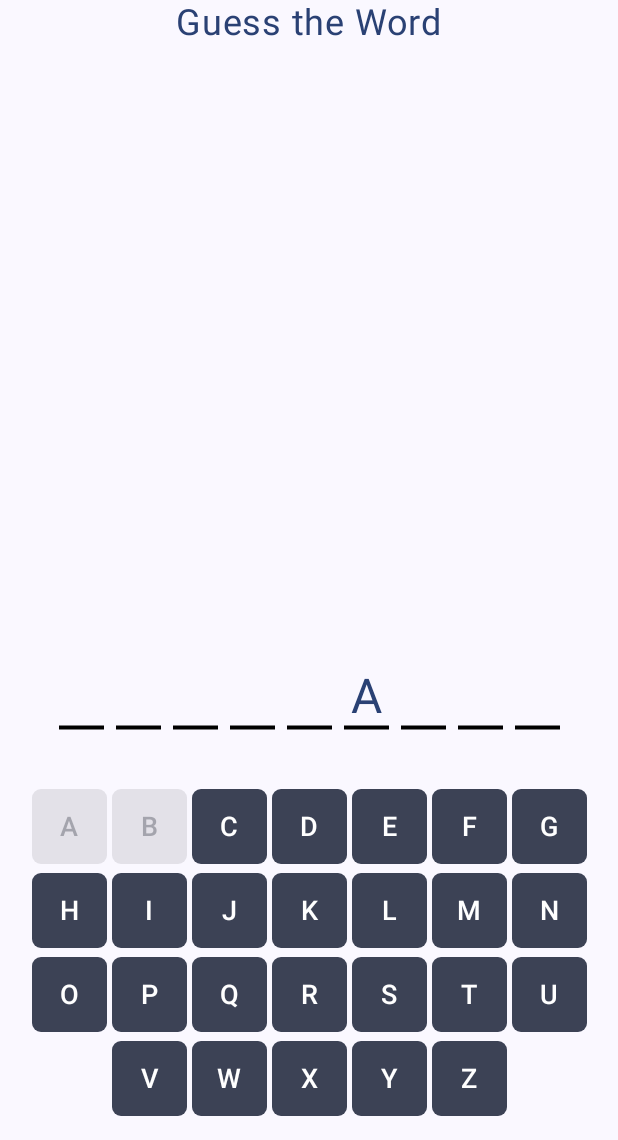
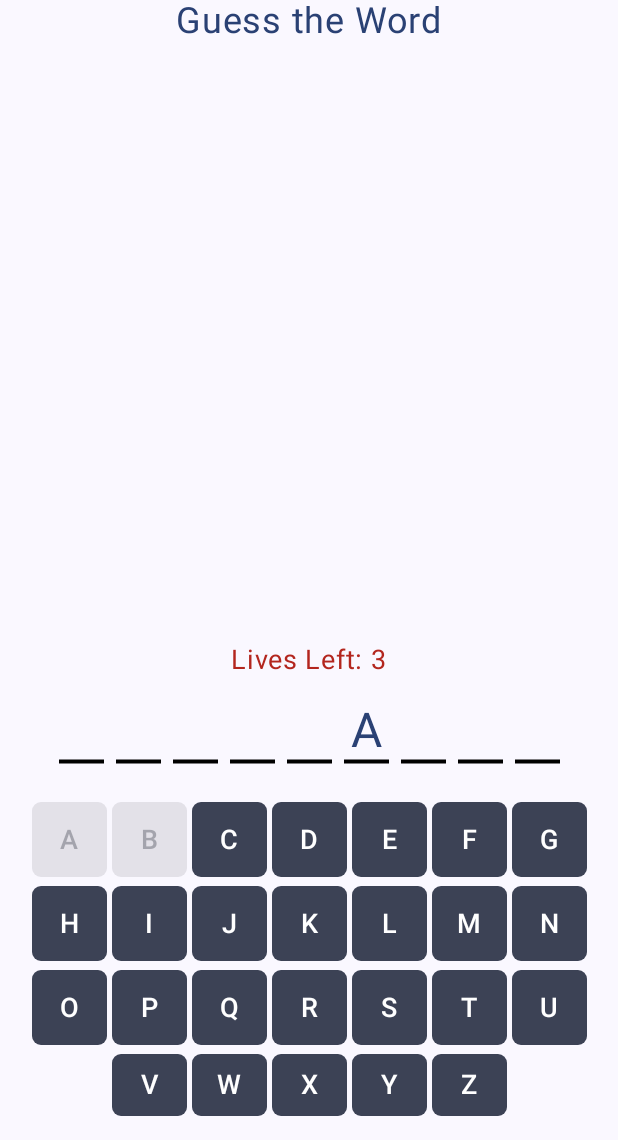
Before and after one commit to sgill33/Hangman, an Android app built with Jetpack Compose: the GameScreen screen opened through its navigation route, after a tap on an icon or button, on a phone screen of 412 x 824 dp, the part 96-1236 px from its top. Run offline under Robolectric (Android 15) with nearby library versions, the phone set to English and light mode, and no system bars; 1 other tap on this screen came first.

Commit message:
feat: added win and lose checking

```diff
--- a/app/src/main/java/com/zybooks/hangman/ui/screens/game/GameScreen.kt
+++ b/app/src/main/java/com/zybooks/hangman/ui/screens/game/GameScreen.kt
@@ -15,10 +15,13 @@ import androidx.navigation.NavController
 import androidx.navigation.compose.rememberNavController
 import com.zybooks.hangman.ui.theme.HangmanTheme
 import androidx.lifecycle.viewmodel.compose.viewModel
+import com.zybooks.hangman.Routes
 
 @OptIn(ExperimentalMaterial3Api::class)
 @Composable
 fun GameScreen(navController: NavController, viewModel: GameViewModel = viewModel()) {
+    viewModel.setupGame("medium")
+
     Scaffold(
         topBar = {
             TopAppBar(
@@ -46,14 +49,29 @@ fun GameScreen(navController: NavController, viewModel: GameViewModel = viewMode
 
             Spacer(modifier = Modifier.height(400.dp))
 
-            // TODO: Add Hangman game UI (word display, hangman figure, etc.)
-            WordDisplay("elephants", viewModel.clickedLetters)
+            Text(
+                text = "Lives Left: ${viewModel.livesLeft}",
+                fontSize = 18.sp,
+                color = MaterialTheme.colorScheme.error
+            )
+
+            WordDisplay(viewModel.guessingWord, viewModel.clickedLetters)
 
 
             Spacer(modifier = Modifier.weight(1f))
 
             // Pass ViewModel to AlphabetGrid
             AlphabetGrid(viewModel)
+
+            if (viewModel.isGameWon) {
+                navController.navigate(Routes.Results)  // Go back to start screen
+            }
+
+            // Show "Game Over" pop-up if lives are gone
+            if (viewModel.isGameLost) {
+                navController.navigate(Routes.Results) // Restart game
+            }
+
         }
     }
 }
@@ -87,7 +105,7 @@ fun AlphabetGrid(viewModel: GameViewModel) {
                             contentColor = if (isClicked) MaterialTheme.colorScheme.onSurface else MaterialTheme.colorScheme.onSecondary
                         ),
                         contentPadding = PaddingValues(0.dp),
-                        enabled = !isClicked // Disable button after it's clicked
+                        enabled = !isClicked && !viewModel.isGameLost
                     ) {
                         Box(
                             contentAlignment = Alignment.Center,
@@ -146,6 +164,8 @@ fun WordDisplay(word: String, guessedLetters: List<Char>){
     }
 }
 
+
+
 @Preview(showBackground = true)
 @Composable
 fun PreviewGameScreen() {
--- a/app/src/main/java/com/zybooks/hangman/ui/screens/game/GameViewModel.kt
+++ b/app/src/main/java/com/zybooks/hangman/ui/screens/game/GameViewModel.kt
@@ -4,14 +4,63 @@ import androidx.compose.runtime.*
 import androidx.lifecycle.ViewModel
 
 class GameViewModel : ViewModel() {
+    var guessingWord by mutableStateOf("hangman") // Default word
+        private set
+
+    var livesLeft by mutableStateOf(6) // Default number of lives
+        private set
+
     // Keep track of clicked letters
     private val _clickedLetters = mutableStateListOf<Char>()
     val clickedLetters: List<Char> get() = _clickedLetters
+
+    // Keep track of game state
+    var isGameWon by mutableStateOf(false)
+        private set
+
+    var isGameLost by mutableStateOf(false)
+        private set
 
     // Function to update clicked letters
     fun onLetterClick(letter: Char) {
         if (letter !in _clickedLetters) {
             _clickedLetters.add(letter)
+
+            // Check if the guessed letter is in the word
+            if (letter.uppercaseChar() !in guessingWord.uppercase()) {
+                livesLeft-- // Deduct life for wrong guess
+                if (livesLeft <= 0) {
+                    isGameLost = true // Trigger game over condition
+                }
+            } else {
+                // Check if all letters in the word are guessed
+                if (guessingWord.all { it.uppercaseChar() in _clickedLetters }) {
+                    isGameWon = true // Trigger win popup
+                }
+            }
         }
     }
+
+
+    private fun generateWord(){
+        guessingWord = "elephants"
+    }
+
+    private fun setDifficulty(difficulty: String){
+        if (difficulty == "easy"){
+            return
+        }
+        else if (difficulty == "medium"){
+            livesLeft = 4
+        }
+        else{
+            livesLeft = 3
+        }
+    }
+
+    fun setupGame(difficulty: String){
+        generateWord()
+        setDifficulty(difficulty)
+    }
+
 }
```
